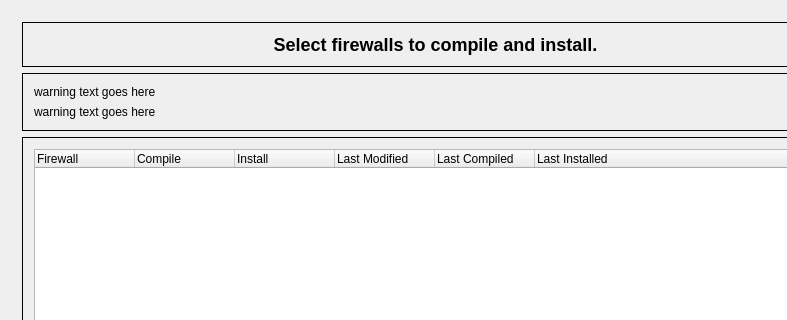
First picture: the form in src/firewallfabrik/gui/ui/compileinstalldialog_q.ui, repository Linuxfabrik/firewallfabrik, before the edit; both pictures show x 0 to 787 and y 0 to 320 of the 871 by 622 pixel window.
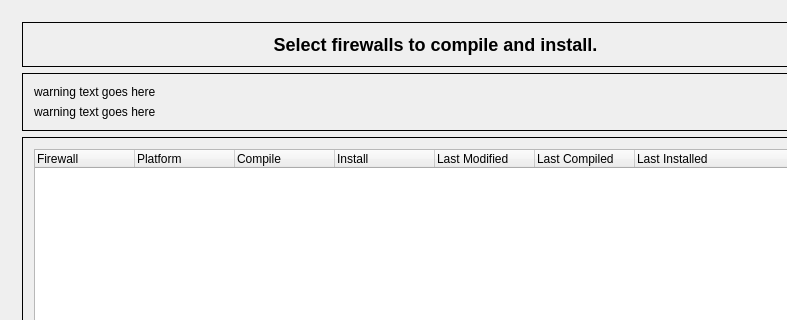
Second picture: the form after the edit. The open tabs and pages were chosen to show the change.

The edit to the form file:
```diff
--- a/src/firewallfabrik/gui/ui/compileinstalldialog_q.ui
+++ b/src/firewallfabrik/gui/ui/compileinstalldialog_q.ui
@@ -217,6 +217,11 @@
                 <string>Firewall</string>
                </property>
               </column>
+              <column>
+               <property name="text">
+                <string>Platform</string>
+               </property>
+              </column>
               <column>
                <property name="text">
                 <string>Compile</string>
```
